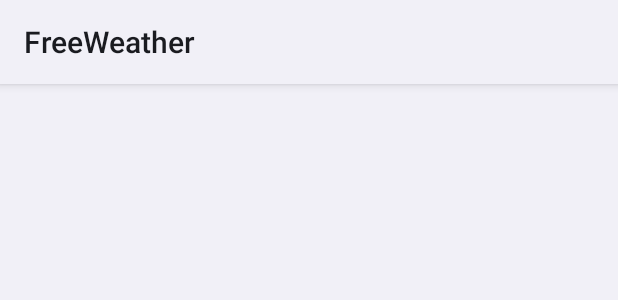
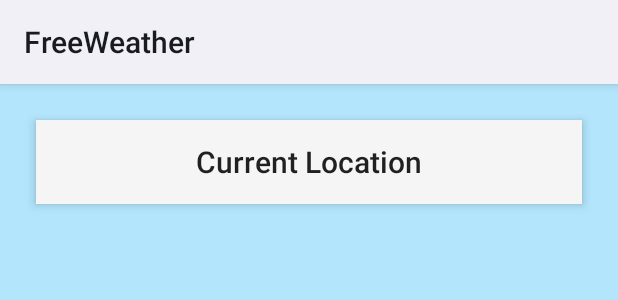
Before and after one commit to 85-simo/freeweather, an Android app: the layout fragment_day_weather.xml on its own in the app's theme, with its tools: preview values and no code run, on a phone screen of 412 x 824 dp. Shown: the top 300 px of the screen. Run offline under Robolectric (Android 15) with nearby library versions, the phone set to English and light mode, and no system bars; network calls fail.

Commit message:
Moved title bar into main fragment to simplify sharing data with other views and remove non-navigation logic from enclosing activity

```diff
--- a/app/src/main/res/layout/fragment_day_weather.xml
+++ b/app/src/main/res/layout/fragment_day_weather.xml
@@ -2,10 +2,28 @@
 <androidx.constraintlayout.widget.ConstraintLayout xmlns:android="http://schemas.android.com/apk/res/android"
     xmlns:app="http://schemas.android.com/apk/res-auto"
     android:layout_width="match_parent"
-    android:layout_height="match_parent">
+    android:layout_height="match_parent"
+    android:background="@color/primary_light">
+    <com.google.android.material.appbar.AppBarLayout android:id="@+id/appbar"
+        android:layout_width="match_parent"
+        android:layout_height="wrap_content"
+        app:layout_constraintTop_toTopOf="parent"
+        android:layout_margin="24dp"
+        android:theme="@style/Theme.AppCompat.DayNight">
+
+        <com.google.android.material.appbar.MaterialToolbar android:id="@+id/titlebar"
+            android:layout_width="match_parent"
+            android:layout_height="?attr/actionBarSize"
+            app:titleCentered="true"
+            app:title="Current Location"
+            android:theme="@style/ThemeOverlay.AppCompat.DayNight.ActionBar"
+            app:popupTheme="@style/ThemeOverlay.AppCompat.DayNight" />
+
+    </com.google.android.material.appbar.AppBarLayout>
     <androidx.recyclerview.widget.RecyclerView android:id="@+id/weather_recycler"
         android:layout_width="match_parent"
         android:layout_height="wrap_content"
-        app:layout_constraintTop_toTopOf="parent"
-        app:layoutManager="androidx.recyclerview.widget.LinearLayoutManager" />
+        app:layout_constraintTop_toBottomOf="@id/appbar"
+        app:layoutManager="androidx.recyclerview.widget.LinearLayoutManager"
+        android:layout_marginTop="@dimen/view_padding"/>
 </androidx.constraintlayout.widget.ConstraintLayout>
--- a/app/src/main/res/values/strings.xml
+++ b/app/src/main/res/values/strings.xml
@@ -1,3 +1,4 @@
 <resources>
     <string name="app_name">FreeWeather</string>
+    <string name="menu_search_desc">Search</string>
 </resources>
```
Also changed, not shown: app/src/main/java/com/example/freeweather/presentation/dashboard/DayWeatherFragment.kt (+7 -2 lines), app/src/main/java/com/example/freeweather/presentation/dashboard/DayWeatherViewModel.kt (+4 -3 lines), app/src/main/res/drawable/ic_baseline_search_24.xml (added, +10 -0 lines), app/src/main/res/layout/activity_navigation.xml (+1 -19 lines), app/src/main/res/menu/menu.xml (added, +10 -0 lines).
